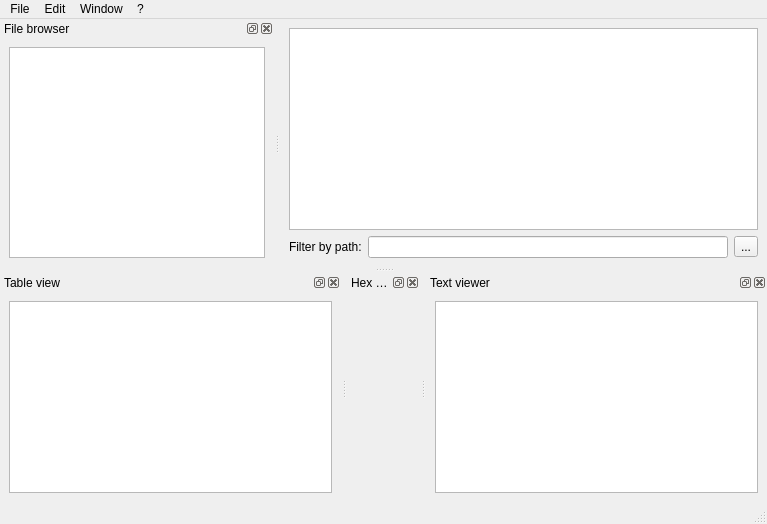
The window that src/mainwindow.ui (OSLL/sca) describes before a commit, drawn with Qt 5.
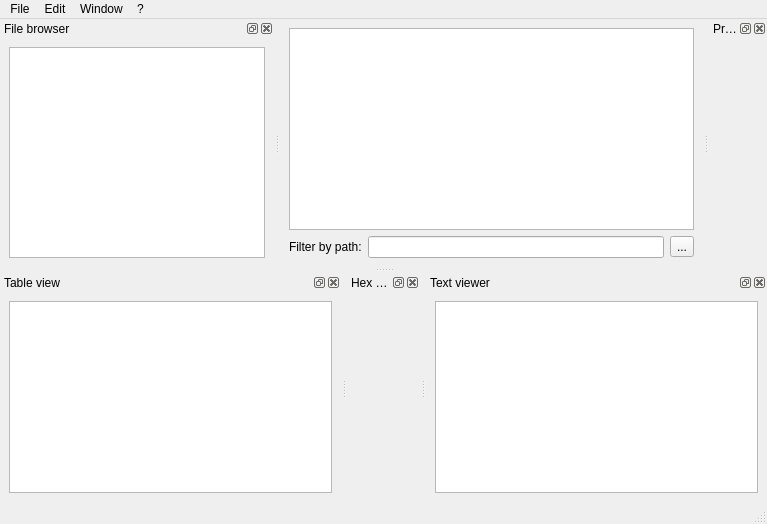
The same window after the commit. Custom widgets are drawn as their Qt base class.

Commit message:
#4725: Added property window
- Uses QtPropertyBrowser framework (copied to src/qtbrowserframework)
- Custom rules for each type
- PropertyBrowser - inherits QtTreePropertyBrowser is an anctual widget
that shows properties
- Properties that are better not to edit manually are read-only
+ Custom colors/sizes for any objects (saving of these also added)

The edit to the form file:
```diff
--- a/src/mainwindow.ui
+++ b/src/mainwindow.ui
@@ -186,6 +186,21 @@
     </layout>
    </widget>
   </widget>
+  <widget class="QDockWidget" name="dockPropertyBrowser">
+   <property name="windowTitle">
+    <string>Property Browser</string>
+   </property>
+   <attribute name="dockWidgetArea">
+    <number>2</number>
+   </attribute>
+   <widget class="QWidget" name="dockWidgetContents_3">
+    <layout class="QGridLayout" name="gridLayout_2">
+     <item row="0" column="0">
+      <widget class="PropertyBrowser" name="propertyBrowser" native="true"/>
+     </item>
+    </layout>
+   </widget>
+  </widget>
   <action name="actionOpenInTextViewer">
    <property name="text">
     <string>Open in Text Viewer</string>
@@ -320,6 +335,12 @@
    <extends>QTableView</extends>
    <header>widgets/TableView.h</header>
   </customwidget>
+  <customwidget>
+   <class>PropertyBrowser</class>
+   <extends>QWidget</extends>
+   <header>widgets/PropertyBrowser.h</header>
+   <container>1</container>
+  </customwidget>
  </customwidgets>
  <resources/>
  <connections>
```
Left out of the diff: 14 changed lines with no effect on the pictures. The commit also changes 106 other files.
